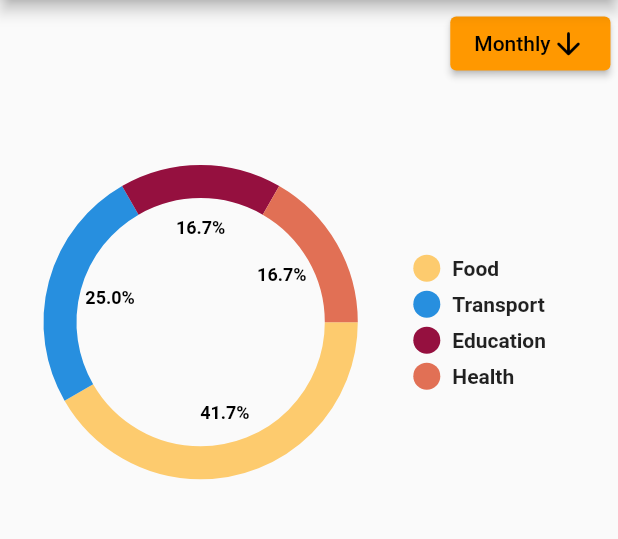
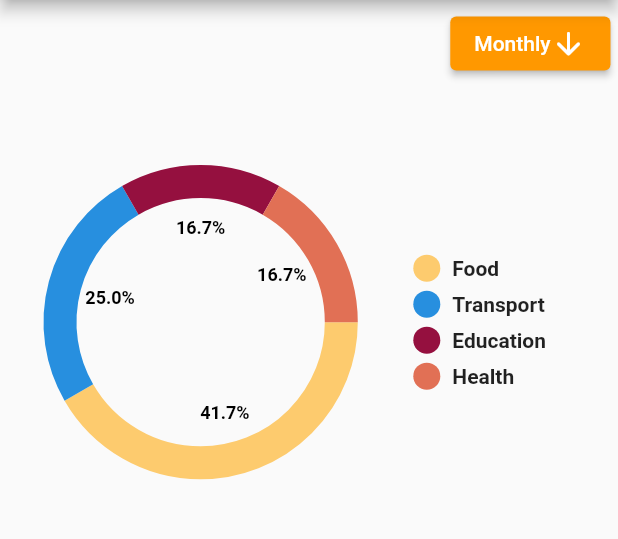
Before and after one commit to YasiruPriyadarshana/MoneyManager, a Flutter app: the StatsPage screen opened by its route, on a phone screen of 412 x 824 dp, the part 84-623 px from its top. Run offline on Flutter 3.47's test engine with Material 2 defaults, Android fonts, the phone set to English and light mode, and no system bars; drawn by our look-alikes of pie_chart; our stand-ins replace sqflite; accounts and stored records are empty.

```diff
--- /dev/null
+++ b/lib/models/income.dart
@@ -0,0 +1,11 @@
+class Income {
+  String category;
+  double amount;
+  String date;
+
+  Income({required this.category, required this.amount, required this.date});
+
+  Map<String, dynamic> toMap() {
+    return {'category': category, 'amount': amount, 'date': date};
+  }
+}
--- a/lib/pages/statistics.dart
+++ b/lib/pages/statistics.dart
@@ -1,5 +1,8 @@
 import 'package:flutter/material.dart';
 import 'package:pie_chart/pie_chart.dart';
+
+import '../database/database.dart';
+import '../models/expense.dart';
 
 class StatsPage extends StatefulWidget {
   const StatsPage({super.key});
@@ -11,6 +14,7 @@ class StatsPage extends StatefulWidget {
 }
 
 class _StatsPageState extends State<StatsPage> {
+  CurrencyDatabase db = CurrencyDatabase();
   int currentIndex = 1;
   void _onItemTapped(index) {
     currentIndex = index;
@@ -28,7 +32,7 @@ class _StatsPageState extends State<StatsPage> {
         title: const Text('Money Manager'),
         automaticallyImplyLeading: false,
       ),
-      body: _buildHome(),
+      body: Column(children: [_buildHome(), _buildListView()]),
       bottomNavigationBar: BottomNavigationBar(
         items: const [
           BottomNavigationBarItem(
@@ -46,7 +50,6 @@ class _StatsPageState extends State<StatsPage> {
         onTap: _onItemTapped,
       ),
     );
-  }
   }
 
   Widget _buildHome() {
@@ -75,8 +78,8 @@ Widget _buildHome() {
               child: Row(
                 mainAxisSize: MainAxisSize.min,
                 children: const [
-                Text('Monthly'),
-                Icon(Icons.arrow_downward_rounded)
+                  Text('Monthly', style: TextStyle(color: Colors.white)),
+                  Icon(Icons.arrow_downward_rounded, color: Colors.white)
                 ],
               )),
         ),
@@ -98,3 +101,59 @@ Widget _buildHome() {
       ],
     );
   }
+
+  _buildListView() {
+    return Expanded(
+      child: FutureBuilder<List<Expense>>(
+        future: _getAllExpenses(),
+        builder: (context, snapshot) {
+          return ListView.builder(
+              itemCount: snapshot.data?.length,
+              shrinkWrap: true,
+              itemBuilder: (context, index) {
+                return Card(
+                  shape: RoundedRectangleBorder(
+                    borderRadius: BorderRadius.circular(8.0),
+                  ),
+                  elevation: 2,
+                  shadowColor: Colors.grey,
+                  child: ListTile(
+                    // selected: index == selectedIndex,
+                    onLongPress: () {
+                      setState(() {
+                        // selectedIndex = index;
+                      });
+                      // _deleteExpenseConfirm();
+                    },
+                    title: Row(
+                      children: [
+                        const SizedBox(
+                          width: 30.0,
+                        ),
+                        Expanded(
+                          flex: 3,
+                          child: Text(
+                              snapshot.data?[index].category.toString() ??
+                                  'Category'),
+                        ),
+                        Expanded(
+                          flex: 1,
+                          child: Text(
+                              "\$${snapshot.data?[index].amount.toString()}"),
+                        ),
+                      ],
+                    ),
+                  ),
+                );
+              });
+        },
+      ),
+    );
+  }
+
+  Future<List<Expense>> _getAllExpenses() async {
+    List<Expense> listexpense = await db.viewAllExpence();
+
+    return listexpense;
+  }
+}
```
Also changed, not shown: lib/database/database.dart (+32 -0 lines), lib/pages/home.dart (+23 -7 lines), 3 other files. Lines whose indentation alone changed are shown as unchanged.
